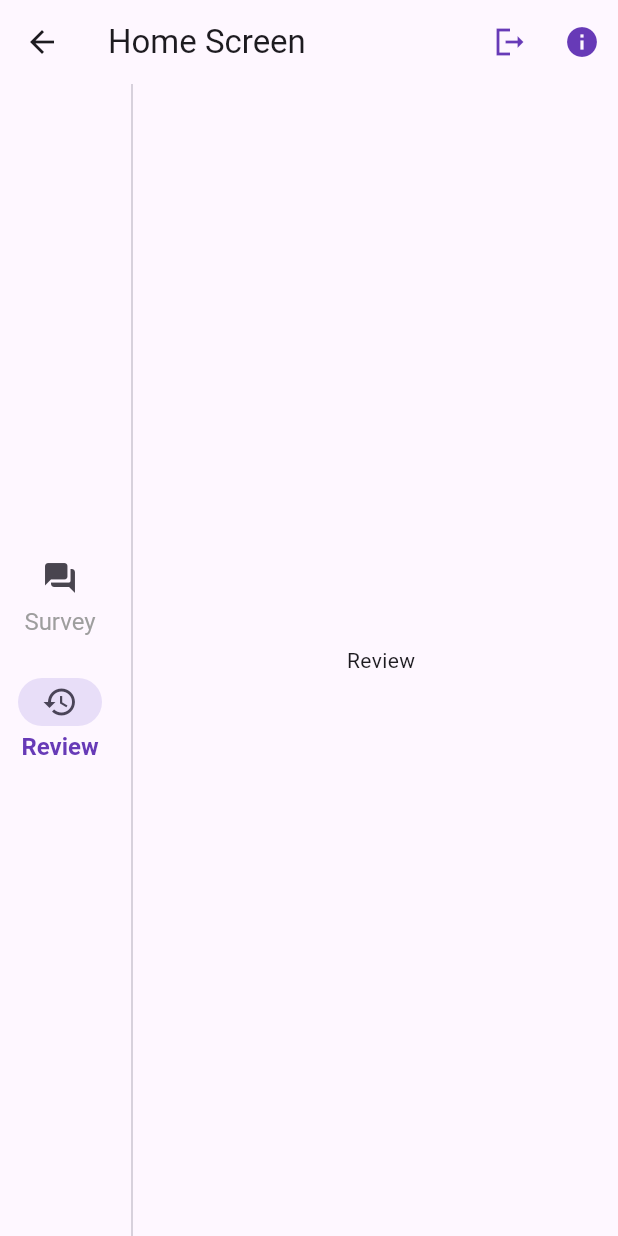
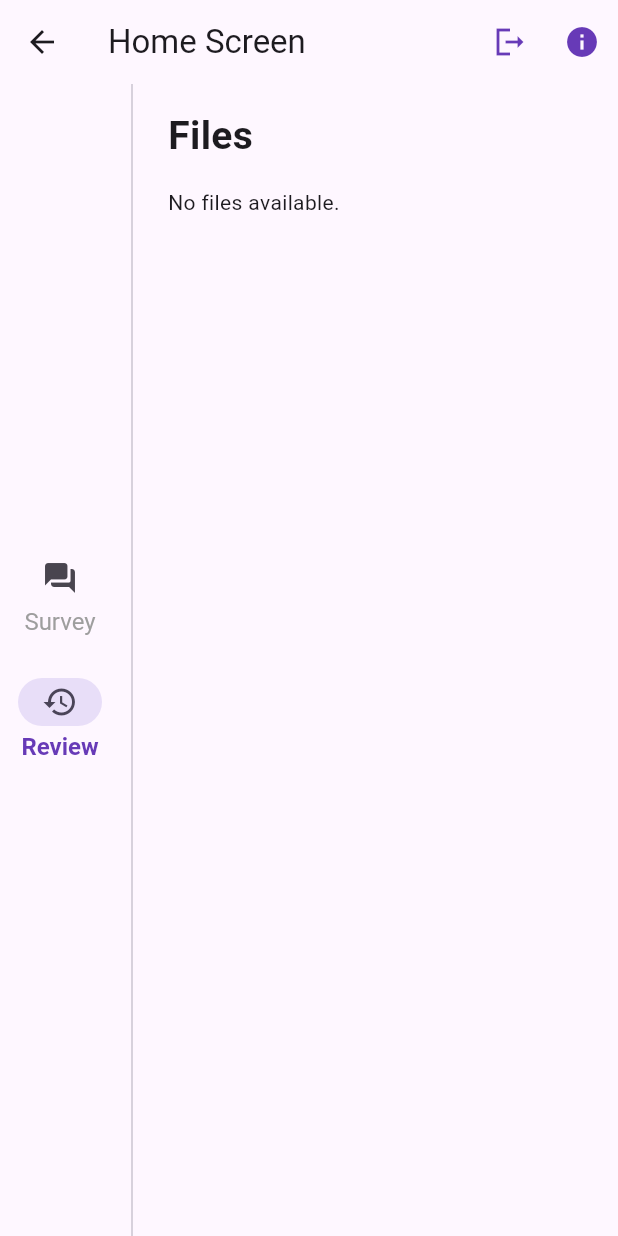
Before and after one commit to anusii/msfatigue, a Flutter app: the HomeScreen screen opened directly, after a tap on "Review", on a phone screen of 412 x 824 dp. Run offline on Flutter 3.47's test engine with Material 3 defaults, Android fonts, the phone set to English and light mode, and no system bars; our stand-ins replace flutter_markdown, universal_io; missing offline and left inert: rdflib, solidpod, window_manager; statements that could not run were skipped.

Commit message:
review page

```diff
--- a/lib/constants/app.dart
+++ b/lib/constants/app.dart
@@ -1,7 +1,16 @@
-/// Project assets folder path used in the APP.
+/// Project location of files and folder used in the APP.
+library;
 
 const String assetsPath = 'assets';
 
 /// Location of the markdown survey file.
 
 const String surveyFilePath = '$assetsPath/markdown/fatigue_questionnaire.md';
+
+/// Suffix of webId.
+
+const String suffixWebID = 'profile/card#me';
+
+/// Location of the stored survey data in solid.
+
+const solidSurveyDataLoc = 'msfatigue/data';
--- a/lib/features/review/panel.dart
+++ b/lib/features/review/panel.dart
@@ -1,4 +1,6 @@
 import 'package:flutter/material.dart';
+
+import 'package:msfatigue/utils/solid_survey_data.dart';
 
 class ReviewPanel extends StatefulWidget {
   const ReviewPanel({super.key});
@@ -8,10 +10,78 @@ class ReviewPanel extends StatefulWidget {
 }
 
 class _ReviewPanelState extends State<ReviewPanel> {
+  Future<({List<String> files, List<String> subDirs})>? surveyRecords;
+
+  @override
+  void initState() {
+    super.initState();
+
+    // Load the survey records after the first frame.
+    WidgetsBinding.instance.addPostFrameCallback((_) async {
+      var loadedRecords = await loadSurveyRecords();
+
+      // Update the state with loaded records.
+      setState(() {
+        surveyRecords = Future.value(loadedRecords);
+      });
+    });
+  }
+
   @override
   Widget build(BuildContext context) {
-    return const Center(
-      child: Text('Review'),
+    return FutureBuilder<({List<String> files, List<String> subDirs})>(
+      future: surveyRecords,
+      builder: (context, snapshot) {
+        if (snapshot.connectionState == ConnectionState.waiting) {
+          // Display loading spinner while data is loading.
+          return const Center(child: CircularProgressIndicator());
+        } else if (snapshot.hasError) {
+          // Handle any errors.
+          return const Center(child: Text('Error loading data'));
+        } else if (snapshot.hasData) {
+          var files = snapshot.data!.files;
+
+          return Padding(
+            padding: const EdgeInsets.all(16.0),
+            child: Column(
+              crossAxisAlignment: CrossAxisAlignment.start,
+              children: [
+                const Text(
+                  'Files',
+                  style: TextStyle(
+                    fontSize: 26,
+                    fontWeight: FontWeight.bold,
+                  ),
+                ),
+                const SizedBox(height: 16),
+                if (files.isEmpty)
+                  const Text('No files available.')
+                else
+                  ...files.map((file) {
+                    return Padding(
+                      padding: const EdgeInsets.symmetric(vertical: 8.0),
+                      child: Row(
+                        children: [
+                          const Icon(Icons.insert_drive_file),
+                          const SizedBox(width: 8),
+                          Text(
+                            file,
+                            style: const TextStyle(
+                              fontSize: 20,
+                            ),
+                          ),
+                        ],
+                      ),
+                    );
+                  }),
+              ],
+            ),
+          );
+        } else {
+          // Handle the case where no data is available.
+          return const Center(child: Text('No data available'));
+        }
+      },
     );
   }
 }
--- a/lib/features/survey/panel.dart
+++ b/lib/features/survey/panel.dart
@@ -3,7 +3,7 @@ import 'package:flutter/material.dart';
 import 'package:msfatigue/constants/app.dart';
 import 'package:msfatigue/constants/layout.dart';
 import 'package:msfatigue/utils/create_survey.dart';
-import 'package:msfatigue/utils/load_survey_data.dart';
+import 'package:msfatigue/utils/markdown_survey_data.dart';
 import 'package:msfatigue/utils/pod.dart';
 import 'package:msfatigue/widgets/button/submit_button.dart';
 import 'package:msfatigue/widgets/dialog/show_warning.dart';
@@ -39,8 +39,8 @@ class _SurveyPanelState extends State<SurveyPanel> {
 
   // Load the survey data using the utils function.
   Future<void> _initializeSurveyData() async {
-    final loadedQuestions = (await loadSurveyData(surveyFilePath)).first;
-    final loadedAnswers = (await loadSurveyData(surveyFilePath)).last;
+    final loadedQuestions = (await markDownSurveyData(surveyFilePath)).first;
+    final loadedAnswers = (await markDownSurveyData(surveyFilePath)).last;
 
     setState(() {
       questions = loadedQuestions;
@@ -57,7 +57,7 @@ class _SurveyPanelState extends State<SurveyPanel> {
     for (int i = 0; i < questions.length; i++) {
       if (qChosenList[i] != null) {
         dataRecords.add(
-            (key: questions[i], value: surveyAnswers[qChosenList[i]! - 1]));
+            (key: questions[i], value: surveyAnswers[qChosenList[i]!]));
       }
     }
 
--- a/lib/utils/load_survey_data.dart
+++ b/lib/utils/markdown_survey_data.dart
@@ -1,7 +1,7 @@
 import 'package:flutter/services.dart';
 
 // Utility function to load and parse the survey data from a markdown file.
-Future<List<List<String>>> loadSurveyData(String filePath) async {
+Future<List<List<String>>> markDownSurveyData(String filePath) async {
   final contents = await rootBundle.loadString(filePath);
 
   return [
--- /dev/null
+++ b/lib/utils/solid_survey_data.dart
@@ -0,0 +1,23 @@
+import 'package:msfatigue/constants/app.dart';
+import 'package:solidpod/solidpod.dart';
+
+Future<({List<String> files, List<String> subDirs})> loadSurveyRecords() async {
+  String? webId = await getWebId();
+
+  if (webId != null) {
+    String surveyFolderLoc = webId.replaceAll(suffixWebID, solidSurveyDataLoc);
+
+    // Fetch the resources in the container and explicitly type the result as List<String>.
+    ({List<dynamic> files, List<dynamic> subDirs}) surveyRecords =
+        await getResourcesInContainer(surveyFolderLoc);
+
+    // Cast the dynamic lists to List<String>.
+    return (
+      files: List<String>.from(surveyRecords.files),
+      subDirs: List<String>.from(surveyRecords.subDirs),
+    );
+  } else {
+    // Return empty lists with explicit typing as List<String>.
+    return (files: <String>[], subDirs: <String>[]);
+  }
+}
```
